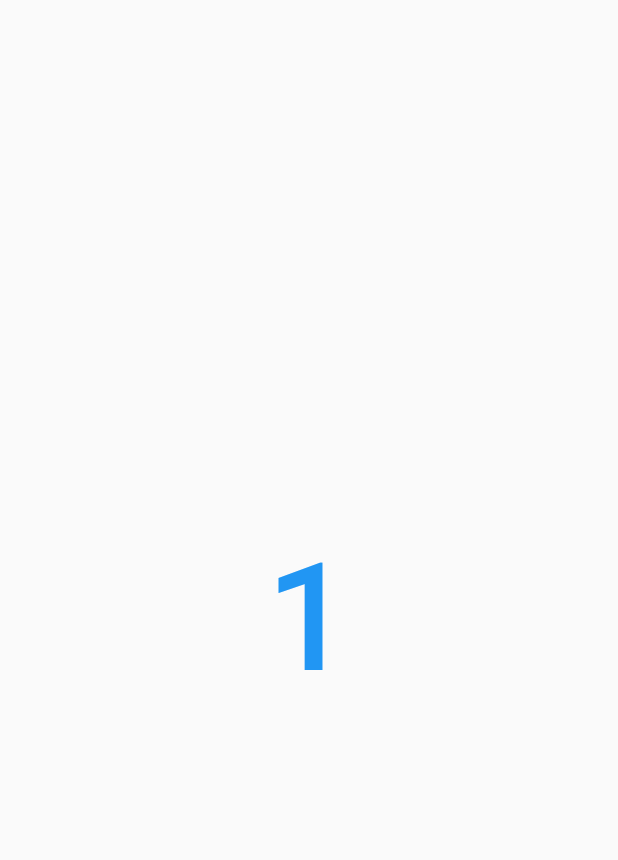
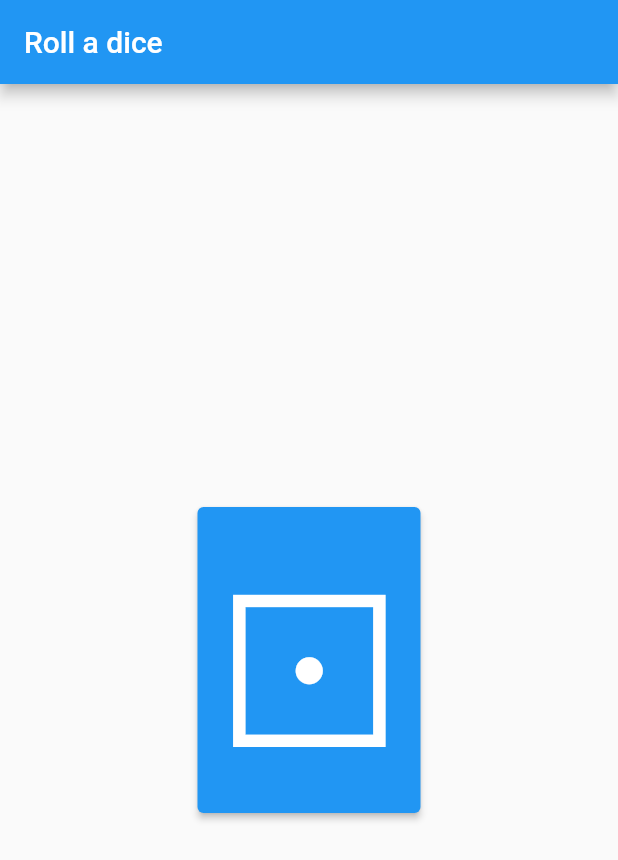
Before and after one commit to boraxpr/roll_a_dice, a Flutter app: the screen it shows after launch, on a phone screen of 412 x 824 dp. Shown: the top 860 px of the screen. Run offline on Flutter 3.47's test engine with Material 2 defaults, Android fonts, the phone set to English and light mode, and no system bars; our stand-ins replace equatable, flutter_bloc.

Commit message:
Dice V2 bloc and interactive dice rolling visual

```diff
--- a/lib/main.dart
+++ b/lib/main.dart
@@ -3,5 +3,7 @@ import 'package:flutter/material.dart';
 import 'src/app.dart';
 
 void main(List<String> args) {
-  runApp(App());
+  runApp(
+    const App(),
+  );
 }
--- a/lib/src/bloc/dice_state.dart
+++ b/lib/src/bloc/dice_state.dart
@@ -4,7 +4,7 @@ enum FetchStatus { rolling, done }
 
 class DiceState extends Equatable {
   const DiceState({
-    this.diceFace = 1,
+    this.diceFace = 0,
     this.status = FetchStatus.done,
   });
   final int diceFace;
--- a/lib/src/pages/dice_page.dart
+++ b/lib/src/pages/dice_page.dart
@@ -3,45 +3,51 @@ import 'package:flutter_bloc/flutter_bloc.dart';
 
 import '../bloc/dice_bloc.dart';
 
+Set<String> dices = {
+  '⚀',
+  '⚁',
+  '⚂',
+  '⚃',
+  '⚄',
+  '⚅',
+};
+
 class DicePage extends StatelessWidget {
   const DicePage({super.key});
-
   @override
   Widget build(BuildContext context) {
     return Scaffold(
+      appBar: AppBar(
+        title: const Text('Roll a dice'),
+      ),
       //Dice
-      body: Center(
-        child: BlocBuilder<DiceBloc, DiceState>(
-          builder: (context, state) {
-            return SizedBox(
-              child: state.status == FetchStatus.rolling
-                  ? _buildLoadingView()
-                  : Column(
-                      mainAxisAlignment: MainAxisAlignment.center,
-                      children: [
-                        TextButton(
-                          onPressed: () {
-                            context.read<DiceBloc>().add(DiceRollEvent());
-                          },
-                          child: Text(
-                            state.diceFace.toString(),
-                            style: const TextStyle(fontSize: 100),
-                          ),
+      body: Row(
+        mainAxisAlignment: MainAxisAlignment.center,
+        children: [
+          Column(
+            mainAxisAlignment: MainAxisAlignment.center,
+            children: [
+              BlocBuilder<DiceBloc, DiceState>(
+                builder: (context, state) {
+                  return SizedBox(
+                    child: ElevatedButton(
+                      onPressed: state.status == FetchStatus.done
+                          ? () => context.read<DiceBloc>().add(DiceRollEvent())
+                          : null,
+                      child: Text(
+                        dices.elementAt(state.diceFace),
+                        style: const TextStyle(
+                          fontSize: 150,
                         ),
-                      ],
+                      ),
                     ),
-            );
-          },
-        ),
+                  );
+                },
+              ),
+            ],
+          ),
+        ],
       ),
     );
   }
-
-  _buildLoadingView() => Container(
-        alignment: Alignment.center,
-        color: Colors.white,
-        width: double.infinity,
-        height: double.infinity,
-        child: CircularProgressIndicator(),
-      );
 }
--- a/pubspec.yaml
+++ b/pubspec.yaml
@@ -10,6 +10,7 @@ dependencies:
     sdk: flutter
   flutter_bloc:
   equatable:
+  cubixd:
 dev_dependencies:
   flutter_test:
     sdk: flutter
```
Also changed, not shown: lib/src/bloc/dice_bloc.dart (+37 -15 lines), pubspec.lock, 1 other file.
